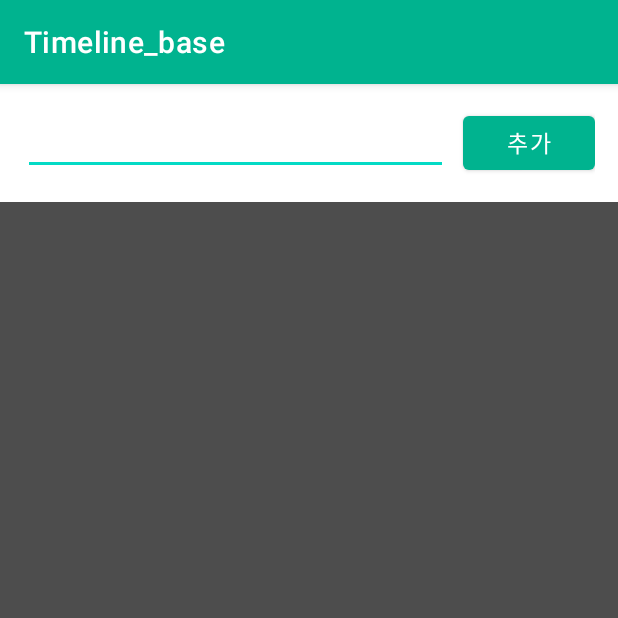
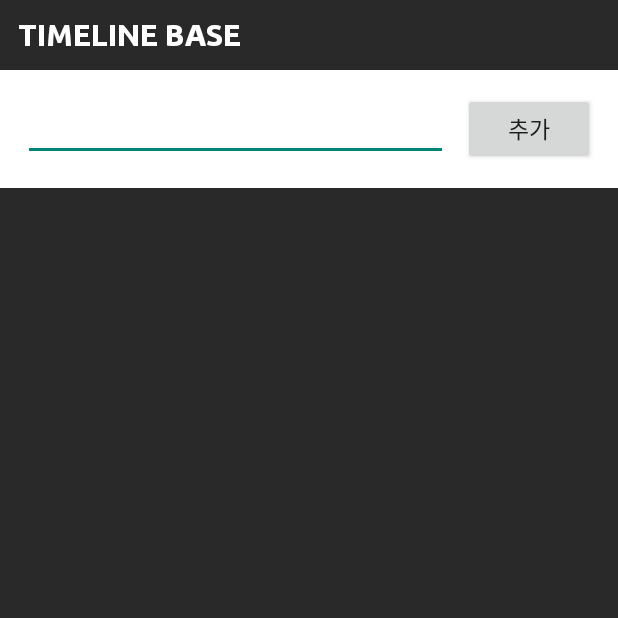
Before and after one commit to Nelef/university_project, an Android app: the screen it shows after launch (MainActivity), on a phone screen of 412 x 824 dp, the top half of it. Run offline under Robolectric (Android 15) with nearby library versions, the light colour scheme and no system bars; our stand-ins replace Room's generated code.

Commit message:
2021-04-11-08-55

```diff
--- a/app/src/main/AndroidManifest.xml
+++ b/app/src/main/AndroidManifest.xml
@@ -8,7 +8,7 @@
         android:label="@string/app_name"
         android:roundIcon="@mipmap/ic_launcher_round"
         android:supportsRtl="true"
-        android:theme="@style/Theme.Timeline_base">
+        android:theme="@style/Theme.AppCompat.Light.NoActionBar">
         <activity android:name=".MainActivity">
             <intent-filter>
                 <action android:name="android.intent.action.MAIN" />
--- a/app/src/main/res/layout/activity_main.xml
+++ b/app/src/main/res/layout/activity_main.xml
@@ -5,15 +5,33 @@
     xmlns:tools="http://schemas.android.com/tools"
     android:layout_width="match_parent"
     android:layout_height="match_parent"
+    android:background="#292929"
     tools:context=".MainActivity">
+
+    <TextView
+        android:id="@+id/textTitle"
+        android:layout_width="match_parent"
+        android:layout_height="wrap_content"
+        android:layout_margin="12dp"
+        android:fontFamily="@font/ubuntu_bold"
+        android:includeFontPadding="false"
+        android:text="TIMELINE BASE"
+        android:textColor="@color/white"
+        android:textSize="20sp"
+        app:layout_constraintTop_toTopOf="parent"
+        app:layout_constraintBottom_toTopOf="@id/topLayout"
+        app:layout_constraintStart_toStartOf="parent"
+        app:layout_constraintEnd_toEndOf="parent"/>
+
 
     <androidx.constraintlayout.widget.ConstraintLayout
         android:id="@+id/topLayout"
         android:layout_width="0dp"
         android:layout_height="wrap_content"
         android:orientation="horizontal"
+        android:background="@color/white"
         app:layout_constraintVertical_weight="1"
-        app:layout_constraintTop_toTopOf="parent"
+        app:layout_constraintTop_toBottomOf="@id/textTitle"
         app:layout_constraintBottom_toTopOf="@id/recyclerView"
         app:layout_constraintStart_toStartOf="parent"
         app:layout_constraintEnd_toEndOf="parent"
@@ -49,7 +67,6 @@
         android:id="@+id/recyclerView"
         android:layout_width="match_parent"
         android:layout_height="0dp"
-        android:background="@color/gray_70"
         app:layout_constraintTop_toBottomOf="@id/topLayout"
         app:layout_constraintBottom_toBottomOf="parent"
         app:layout_constraintLeft_toLeftOf="parent"
--- a/app/src/main/res/layout/text_row_item.xml
+++ b/app/src/main/res/layout/text_row_item.xml
@@ -18,6 +18,7 @@
             android:layout_width="0dp"
             android:layout_height="wrap_content"
             android:textSize="20sp"
+            android:fontFamily="@font/ubuntu_medium"
             app:layout_constraintTop_toTopOf="parent"
             app:layout_constraintBottom_toBottomOf="parent"
             app:layout_constraintLeft_toLeftOf="parent"
```
Also changed, not shown: app/src/main/java/kr/ac/kumoh/s20160553/timeline_base/dao/NoteDao.kt (+3 -4 lines), app/src/main/res/font/ubuntu_bold.ttf (added), app/src/main/res/font/ubuntu_medium.ttf (added), app/src/main/res/font/ubuntu_regular.ttf (added).
